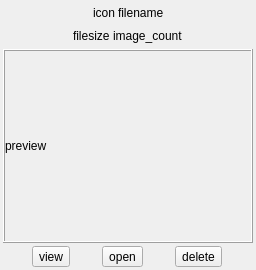
Old version of the form ui/src/ui_widget_comic_info.ui in the repository PPJUST/ComicDup.
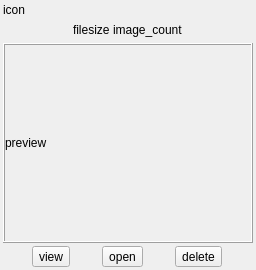
New version of the form.

Diff of the .ui file:
```diff
--- a/ui/src/ui_widget_comic_info.ui
+++ b/ui/src/ui_widget_comic_info.ui
@@ -30,20 +30,7 @@
     <number>3</number>
    </property>
    <item>
-    <layout class="QHBoxLayout" name="horizontalLayout_2">
-     <item>
-      <spacer name="horizontalSpacer_3">
-       <property name="orientation">
-        <enum>Qt::Horizontal</enum>
-       </property>
-       <property name="sizeHint" stdset="0">
-        <size>
-         <width>40</width>
-         <height>20</height>
-        </size>
-       </property>
-      </spacer>
-     </item>
+    <layout class="QHBoxLayout" name="horizontalLayout_2" stretch="0,1">
      <item>
       <widget class="QLabel" name="label_type">
        <property name="text">
@@ -52,24 +39,11 @@
       </widget>
      </item>
      <item>
-      <widget class="QLabel" name="label_filename">
-       <property name="text">
-        <string>filename</string>
+      <layout class="QHBoxLayout" name="horizontalLayout_filename">
+       <property name="spacing">
+        <number>0</number>
        </property>
-      </widget>
-     </item>
-     <item>
-      <spacer name="horizontalSpacer">
-       <property name="orientation">
-        <enum>Qt::Horizontal</enum>
-       </property>
-       <property name="sizeHint" stdset="0">
-        <size>
-         <width>40</width>
-         <height>20</height>
-        </size>
-       </property>
-      </spacer>
+      </layout>
      </item>
     </layout>
    </item>
```
